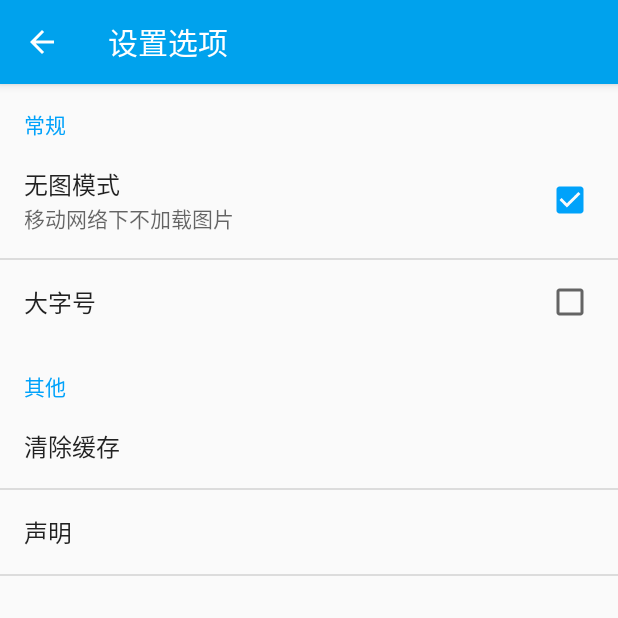
After one commit to mReturn/mZHDaily, an Android app: the SettingActivity screen opened directly, with no data from a screen before it, on a phone screen of 412 x 824 dp, the top half of it. The commit adds this screen. Run offline under Robolectric (Android 15) with nearby library versions, the phone set to English and light mode, and no system bars; our stand-ins replace ButterKnife; network calls fail.

Commit message:
collect & setting

```diff
--- a/app/src/main/AndroidManifest.xml
+++ b/app/src/main/AndroidManifest.xml
@@ -42,6 +42,12 @@
         <activity
             android:name=".ui.comment.CommentActivity"
             android:screenOrientation="portrait"/>
+        <activity
+            android:name=".ui.collect.CollectActivity"
+            android:screenOrientation="portrait"/>
+        <activity
+            android:name=".ui.setting.SettingActivity"
+            android:screenOrientation="portrait"/>
 
     </application>
 
--- a/app/src/main/java/com/mreturn/zhihudaily/Presenter/StoryDetailPresenter.java
+++ b/app/src/main/java/com/mreturn/zhihudaily/Presenter/StoryDetailPresenter.java
@@ -84,9 +84,9 @@ public class StoryDetailPresenter extends BasePresenter {
 
 
     //-------------------------------collect---------------------------------------
-    public void collectStory(Context context, StoriesBean story) {
+    public void collectStory(Context context, StoriesBean story, String type) {
         CollectDao collectDao = new CollectDao(context);
-        boolean success = collectDao.save(story);
+        boolean success = collectDao.save(story,type);
         if (success) {
             detailView.setCollectState(true);
         } else {
--- a/app/src/main/java/com/mreturn/zhihudaily/app/Constant.java
+++ b/app/src/main/java/com/mreturn/zhihudaily/app/Constant.java
@@ -43,6 +43,7 @@ public class Constant {
     public static final String IMAGE = "image";
     public static final String DATE = "date";
     public static final String MULTI_PIC = "multi_pic";
+    public static final String NO_IMG = "no_img"; //是否有头图
     public static final String TOP = "top";
     public static final String READ = "read";
 
--- a/app/src/main/java/com/mreturn/zhihudaily/database/CollectDao.java
+++ b/app/src/main/java/com/mreturn/zhihudaily/database/CollectDao.java
@@ -24,11 +24,11 @@ public class CollectDao {
         dbHelper = new DataBaseHelper(context);
     }
 
-    public boolean save(StoriesBean story) {
+    public boolean save(StoriesBean story,String extra) {
         SQLiteDatabase database = dbHelper.getWritableDatabase();
         ContentValues contentValues = new ContentValues();
         contentValues.put(Constant.ID, story.getId());
-        contentValues.put(Constant.TITLE, story.getTitle());
+        contentValues.put(Constant.TITLE, story.getTitle()+extra);
         contentValues.put(Constant.IMAGE, story.getImages() == null ? null : story.getImages().get(0));
         contentValues.put(Constant.MULTI_PIC, story.isMultipic() ? 1 : 0);
         long insert = database.insert(Constant.TABLE_COLLECT, null, contentValues);
@@ -56,7 +56,7 @@ public class CollectDao {
                 String title = cursor.getString(cursor.getColumnIndex(Constant.TITLE));
                 String image = cursor.getString(cursor.getColumnIndex(Constant.IMAGE));
                 int multiPic = cursor.getInt(cursor.getColumnIndex(Constant.MULTI_PIC));
-                stories.add(new StoriesBean(id, title, image, null, multiPic == 1, false));
+                stories.add(new StoriesBean(id, title, image, null, multiPic == 1, true));
             }
         } catch (Exception e) {
             e.printStackTrace();
--- a/app/src/main/java/com/mreturn/zhihudaily/ui/comment/CommentActivity.java
+++ b/app/src/main/java/com/mreturn/zhihudaily/ui/comment/CommentActivity.java
@@ -64,10 +64,12 @@ public class CommentActivity extends BaseToolBarAtivity implements CommentView{
     @Override
     protected void initView() {
         initBackToolBar(commentCount+" 条点评");
-        rvComment.setLayoutManager(new LinearLayoutManager(this));
+        LinearLayoutManager layoutManager = new LinearLayoutManager(this);
+        rvComment.setLayoutManager(layoutManager);
         rvComment.addItemDecoration(new DividerItemDecoration(this, DividerItemDecoration.VERTICAL));
         rvComment.setHasFixedSize(true);
         commentAdapter = new CommentAdapter(new ArrayList<CommentBean.Comments>(0),this,commentPresenter,storyId);
+        commentAdapter.setLayoutManager(layoutManager);
         rvComment.setAdapter(commentAdapter);
     }
 
--- /dev/null
+++ b/app/src/main/java/com/mreturn/zhihudaily/ui/setting/SettingActivity.java
@@ -0,0 +1,38 @@
+package com.mreturn.zhihudaily.ui.setting;
+
+import android.os.Bundle;
+
+import com.mreturn.zhihudaily.Presenter.BasePresenter;
+import com.mreturn.zhihudaily.R;
+import com.mreturn.zhihudaily.ui.BaseToolBarAtivity;
+
+/**
+ * Created by mReturn
+ * on 2017/6/1.
+ */
+
+public class SettingActivity extends BaseToolBarAtivity {
+    @Override
+    protected int getLayoutId() {
+        return R.layout.activity_setting;
+    }
+
+    @Override
+    protected BasePresenter createPresenter() {
+        return null;
+    }
+
+    @Override
+    protected void initView() {
+        initBackToolBar("设置选项");
+        getFragmentManager()
+                .beginTransaction()
+                .add(R.id.fl_setting,new SettingFragment())
+                .commit();
+    }
+
+    @Override
+    protected void initData(Bundle savedInstanceState) {
+
+    }
+}
--- /dev/null
+++ b/app/src/main/java/com/mreturn/zhihudaily/ui/setting/SettingFragment.java
@@ -0,0 +1,96 @@
+package com.mreturn.zhihudaily.ui.setting;
+
+import android.content.DialogInterface;
+import android.os.Bundle;
+import android.preference.CheckBoxPreference;
+import android.preference.Preference;
+import android.preference.PreferenceFragment;
+import android.support.v7.app.AlertDialog;
+
+import com.mreturn.zhihudaily.R;
+import com.mreturn.zhihudaily.app.Constant;
+import com.mreturn.zhihudaily.utils.CacheUtils;
+import com.mreturn.zhihudaily.utils.SpUtils;
+import com.mreturn.zhihudaily.utils.ToastShow;
+
+/**
+ * Created by mReturn
+ * on 2017/6/1.
+ */
+
+public class SettingFragment extends PreferenceFragment implements Preference.OnPreferenceClickListener,
+        Preference.OnPreferenceChangeListener {
+
+
+    @Override
+    public void onCreate(Bundle savedInstanceState) {
+        super.onCreate(savedInstanceState);
+        addPreferencesFromResource(R.xml.settings);
+
+        CheckBoxPreference noImg = (CheckBoxPreference) findPreference(getResources().getString(R.string.key_no_img));
+        CheckBoxPreference bigFont = (CheckBoxPreference) findPreference(getResources().getString(R.string.key_big_font));
+        Preference clearCache = findPreference(getResources().getString(R.string.key_clear_cache));
+        Preference notice =findPreference(getResources().getString(R.string.key_notice));
+
+        noImg.setOnPreferenceChangeListener(this);
+        bigFont.setOnPreferenceChangeListener(this);
+
+        clearCache.setOnPreferenceClickListener(this);
+        notice.setOnPreferenceClickListener(this);
+    }
+
+    @Override
+    public boolean onPreferenceClick(Preference preference) {
+        switch (preference.getKey()){
+            case "clear_cache":
+                AlertDialog.Builder cacheBuilder = new AlertDialog.Builder(getActivity());
+                cacheBuilder.setTitle("清除缓存")
+                        .setMessage("当前缓存: "+ CacheUtils.getTotalCacheSize())
+                        .setNegativeButton("取消", new DialogInterface.OnClickListener() {
+                            @Override
+                            public void onClick(DialogInterface dialogInterface, int i) {
+                                dialogInterface.dismiss();
+                            }
+                        })
+                        .setPositiveButton("清除", new DialogInterface.OnClickListener() {
+                            @Override
+                            public void onClick(DialogInterface dialogInterface, int i) {
+                                CacheUtils.cleanAllCache();
+                                ToastShow.show("缓存已清除");
+                            }
+                        }).show();
+                break;
+            case "notice":
+                AlertDialog.Builder noticeBuilder = new AlertDialog.Builder(getActivity());
+                noticeBuilder.setTitle("声明")
+                        .setMessage("本软件仅作学习之用，如被告知侵权将立即停止使用")
+                        .setPositiveButton("确定", new DialogInterface.OnClickListener() {
+                @Override
+                public void onClick(DialogInterface dialogInterface, int i) {
+                    dialogInterface.dismiss();
+                }
+            }).show();
+
+                break;
+            default:
+                break;
+        }
+        return true;
+    }
+
+    @Override
+    public boolean onPreferenceChange(Preference preference, Object o) {
+        boolean checked = (boolean) o;
+        switch (preference.getKey()){
+            case "no_img":
+                SpUtils.put(getActivity(), Constant.KEY_NO_LOAD_IMAGE,checked);
+                break;
+            case "big_font":
+                SpUtils.put(getActivity(), Constant.KEY_BIG_FONT,checked);
+                break;
+            default:
+                break;
+        }
+        return true;
+    }
+}
--- /dev/null
+++ b/app/src/main/res/layout/activity_setting.xml
@@ -0,0 +1,14 @@
+<?xml version="1.0" encoding="utf-8"?>
+<LinearLayout xmlns:android="http://schemas.android.com/apk/res/android"
+              android:layout_width="match_parent"
+              android:layout_height="match_parent"
+              android:orientation="vertical">
+
+    <include layout="@layout/layout_toolbar"/>
+
+    <FrameLayout
+        android:id="@+id/fl_setting"
+        android:layout_width="match_parent"
+        android:layout_height="match_parent"/>
+
+</LinearLayout>
--- a/app/src/main/res/values/strings.xml
+++ b/app/src/main/res/values/strings.xml
@@ -64,6 +64,8 @@
     <string name="key_clear_cache">clear_cache</string>
     <string name="key_notice">notice</string>
     <string name="key_developer">developer</string>
+    <string name="key_no_img">no_img</string>
+    <string name="key_big_font">big_font</string>
     <string name="dialog_cancel">取消</string>
     <string name="toast_clear_cache">缓存已清除</string>
     <string name="login_by_mb">使用微博登录</string>
--- /dev/null
+++ b/app/src/main/res/xml/settings.xml
@@ -0,0 +1,33 @@
+<?xml version="1.0" encoding="utf-8"?>
+<PreferenceScreen xmlns:android="http://schemas.android.com/apk/res/android">
+
+    <PreferenceCategory
+        android:title="@string/title_normal">
+        <CheckBoxPreference
+            android:defaultValue="true"
+            android:key="@string/key_no_img"
+            android:summary="@string/summary_no_load_img"
+            android:title="@string/title_no_load_img"
+            />
+        <CheckBoxPreference
+            android:defaultValue="false"
+            android:key="@string/key_big_font"
+            android:title="@string/title_big_font"
+            />
+    </PreferenceCategory>
+    <PreferenceCategory
+        android:title="@string/title_other">
+        <Preference
+            android:key="@string/key_clear_cache"
+            android:title="@string/title_clear_cache"
+            />
+        <Preference
+            android:key="@string/key_notice"
+            android:title="@string/title_notice"
+            />
+        <!--<Preference-->
+            <!--android:key="@string/key_developer"-->
+            <!--android:title="@string/title_developer"-->
+            <!--/>-->
+    </PreferenceCategory>
+</PreferenceScreen>
```
Also changed, not shown: app/src/main/java/com/mreturn/zhihudaily/adapter/BaseStoryRecycleAdapter.java (+7 -1 lines), app/src/main/java/com/mreturn/zhihudaily/adapter/CommentAdapter.java (+38 -0 lines), app/src/main/java/com/mreturn/zhihudaily/adapter/HomeStoriesAdapter.java (+9 -2 lines), app/src/main/java/com/mreturn/zhihudaily/ui/collect/CollectActivity.java (added, +62 -0 lines), app/src/main/java/com/mreturn/zhihudaily/ui/detail/BaseDetailActiivty.java (+18 -13 lines), app/src/main/java/com/mreturn/zhihudaily/ui/main/MainActivity.java (+14 -2 lines), app/src/main/java/com/mreturn/zhihudaily/utils/CacheUtils.java (added, +90 -0 lines), app/src/main/res/layout/activity_collect.xml (added, +14 -0 lines).
